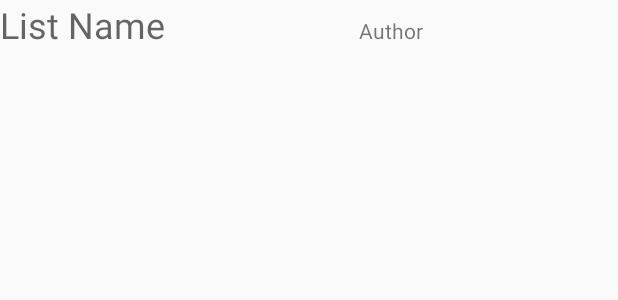
After one commit to KaeTahr/Auto-Kart, an Android app: the layout grocery_list_item.xml on its own in the app's theme, with its tools: preview values and no code run, on a phone screen of 412 x 824 dp. The commit adds this screen. Shown: the top 300 px of the screen. Run offline under Robolectric (Android 15) with nearby library versions, the phone set to English and light mode, and no system bars.

Commit message:
Added a RecycleList thing for the consulta fuck i want to die this took forever time to close the 40 tabs this took to make

```diff
--- /dev/null
+++ b/app/src/main/res/layout/grocery_list_item.xml
@@ -0,0 +1,24 @@
+<?xml version="1.0" encoding="utf-8"?>
+<LinearLayout
+    xmlns:android="http://schemas.android.com/apk/res/android"
+    xmlns:app="http://schemas.android.com/apk/res-auto"
+    android:orientation="horizontal"
+    android:layout_width="match_parent"
+    android:layout_height="wrap_content">
+
+    <TextView
+        android:id="@+id/nTextView"
+        android:layout_width="wrap_content"
+        android:layout_height="wrap_content"
+        android:layout_weight="1"
+        android:text="List Name"
+        android:textAppearance="@style/TextAppearance.AppCompat.Display1"
+        android:textSize="24sp" />
+
+    <TextView
+        android:id="@+id/aTextView"
+        android:layout_width="wrap_content"
+        android:layout_height="wrap_content"
+        android:layout_weight="1"
+        android:text="Author" />
+</LinearLayout>
```
Also changed, not shown: app/src/main/java/com/example/auto_kartprototype/consultarListas.java (+76 -1 lines), app/src/main/res/layout/activity_consultar_listas2.xml (+14 -1 lines).
